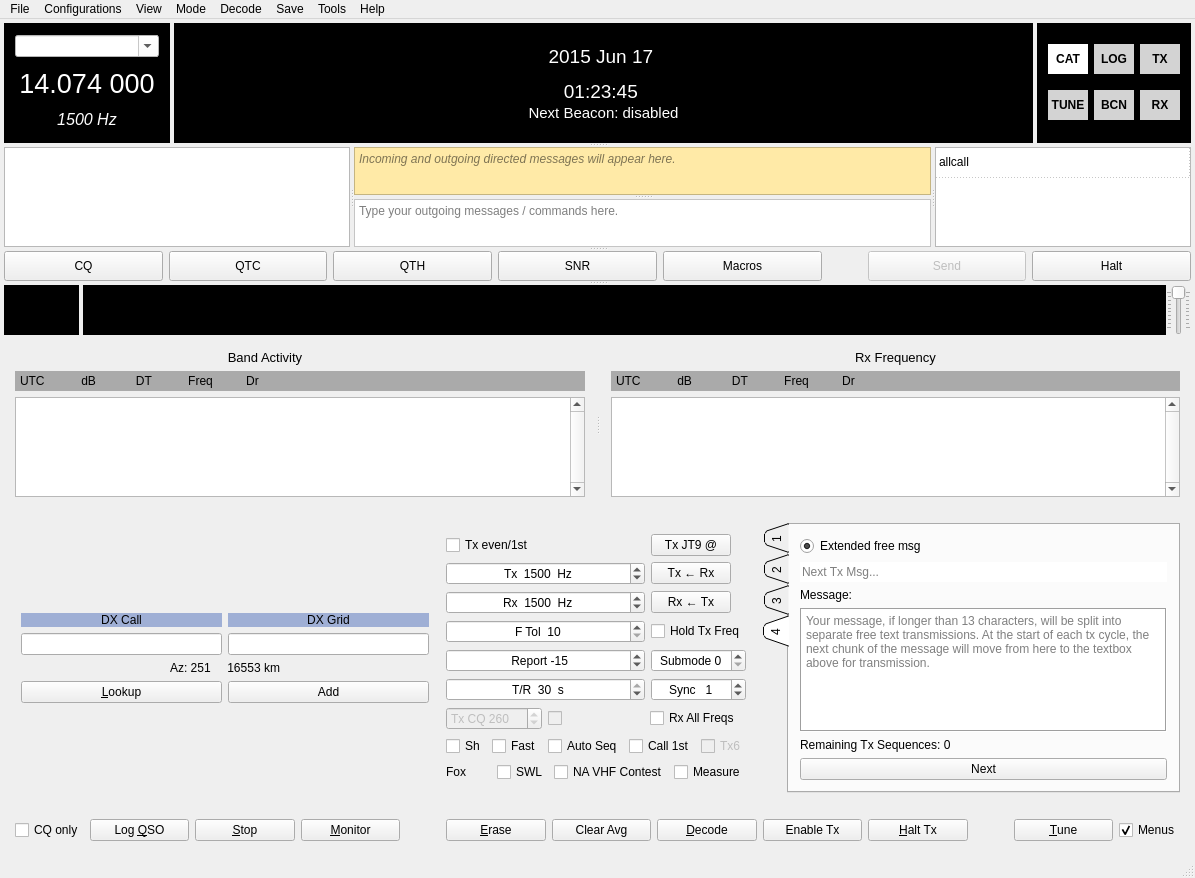
Above: mainwindow.ui from qcmiao1998/js8call before the change. Below: the same form after it.
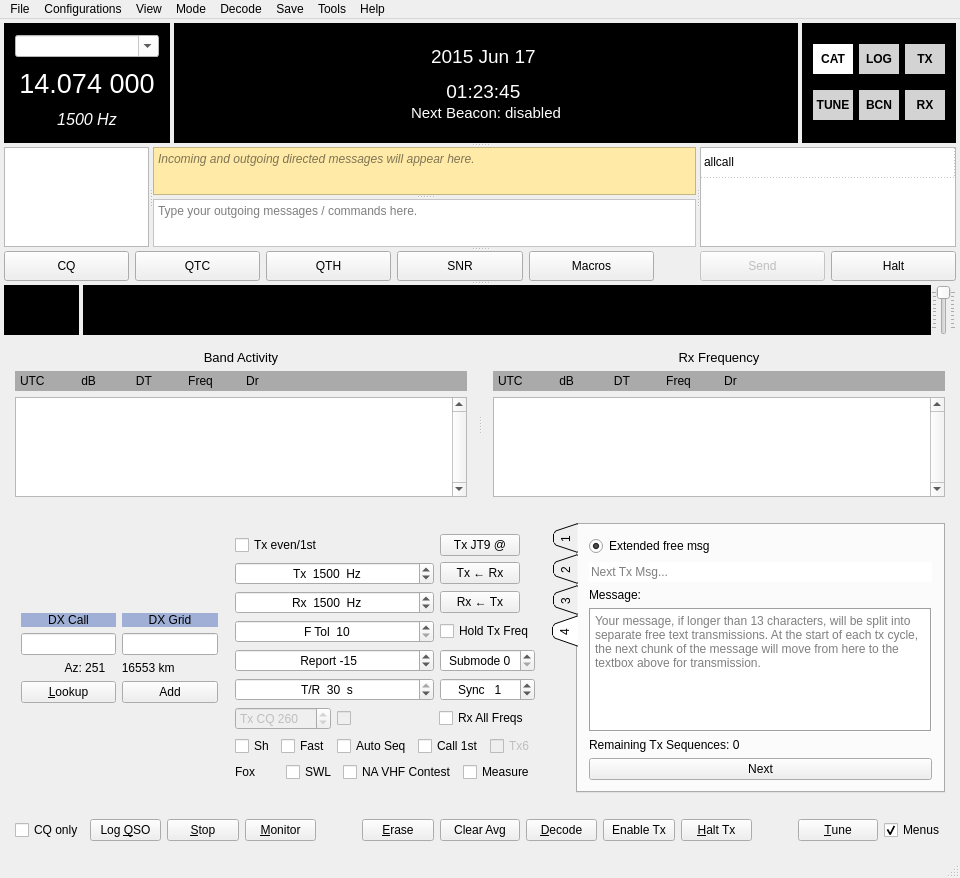
That is the form after the change. Custom widgets are drawn as their Qt base class.

Commit message: UI Updates, Text Eliding, CallDetail Grid

Patch:
```diff
--- a/mainwindow.ui
+++ b/mainwindow.ui
@@ -6,8 +6,8 @@
    <rect>
     <x>0</x>
     <y>0</y>
-    <width>1195</width>
-    <height>709</height>
+    <width>960</width>
+    <height>514</height>
    </rect>
   </property>
   <property name="windowTitle">
@@ -742,6 +742,9 @@
           <verstretch>0</verstretch>
          </sizepolicy>
         </property>
+        <property name="sizeAdjustPolicy">
+         <enum>QAbstractScrollArea::AdjustToContents</enum>
+        </property>
         <property name="editTriggers">
          <set>QAbstractItemView::NoEditTriggers</set>
         </property>
@@ -874,6 +877,9 @@
         <property name="selectionBehavior">
          <enum>QAbstractItemView::SelectRows</enum>
         </property>
+        <property name="textElideMode">
+         <enum>Qt::ElideNone</enum>
+        </property>
         <property name="gridStyle">
          <enum>Qt::DotLine</enum>
         </property>
@@ -3796,7 +3802,7 @@
     <rect>
      <x>0</x>
      <y>0</y>
-     <width>1195</width>
+     <width>960</width>
      <height>22</height>
     </rect>
    </property>
```
The commit also changes 2 other files.
